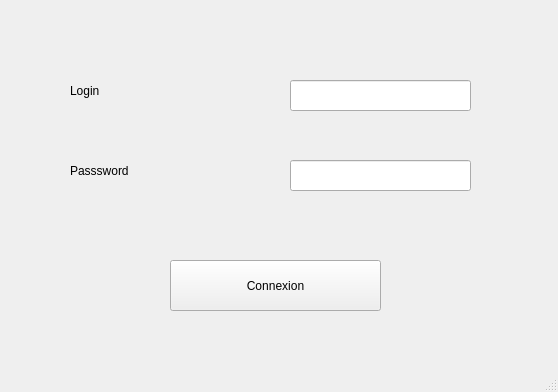
First picture: the form in MediathequeQt/authwindow.ui, repository HugoDurand/MediathequeQt, before the edit.
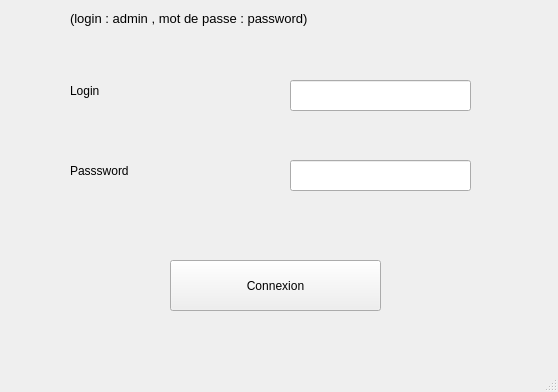
Second picture: the form after the edit.

Diff of the .ui file:
```diff
--- a/MediathequeQt/authwindow.ui
+++ b/MediathequeQt/authwindow.ui
@@ -73,6 +73,24 @@
      </rect>
     </property>
    </widget>
+   <widget class="QLabel" name="label_3">
+    <property name="geometry">
+     <rect>
+      <x>70</x>
+      <y>10</y>
+      <width>461</width>
+      <height>16</height>
+     </rect>
+    </property>
+    <property name="font">
+     <font>
+      <pointsize>10</pointsize>
+     </font>
+    </property>
+    <property name="text">
+     <string>(login : admin , mot de passe : password)</string>
+    </property>
+   </widget>
   </widget>
   <widget class="QMenuBar" name="menubar">
    <property name="geometry">
```
